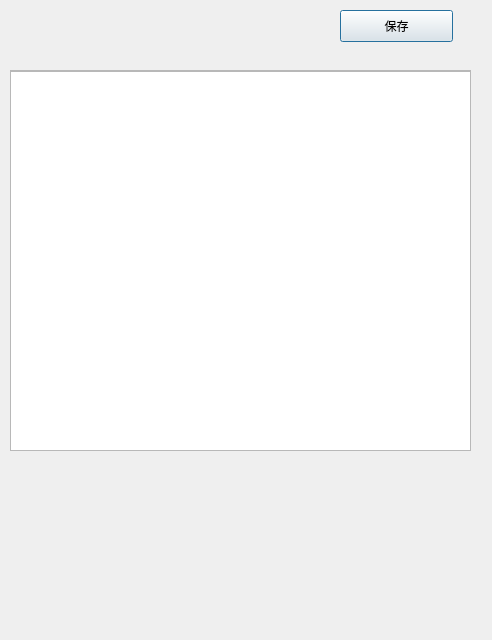
pfzsteven/EFGui, file submodel/simple/simple_design.ui: the form before one commit.
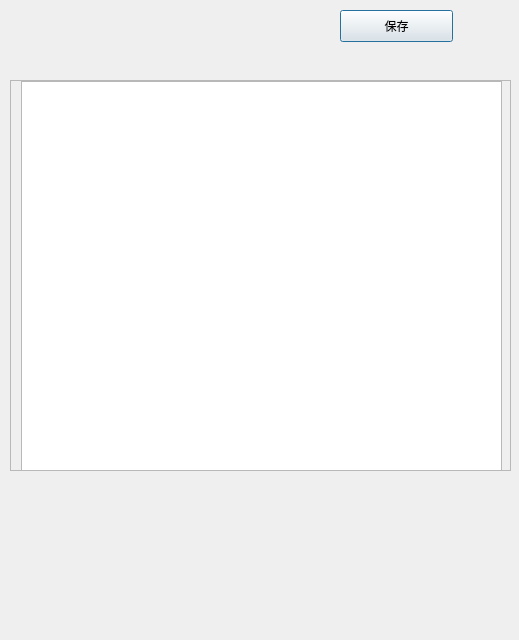
The form after the commit.

What changed in the file:
```diff
--- a/submodel/simple/simple_design.ui
+++ b/submodel/simple/simple_design.ui
@@ -6,7 +6,7 @@
    <rect>
     <x>0</x>
     <y>0</y>
-    <width>492</width>
+    <width>519</width>
     <height>640</height>
    </rect>
   </property>
@@ -30,9 +30,9 @@
    <property name="geometry">
     <rect>
      <x>10</x>
-     <y>70</y>
-     <width>461</width>
-     <height>381</height>
+     <y>80</y>
+     <width>501</width>
+     <height>391</height>
     </rect>
    </property>
    <property name="widgetResizable">
@@ -43,19 +43,22 @@
      <rect>
       <x>0</x>
       <y>0</y>
-      <width>459</width>
-      <height>379</height>
+      <width>499</width>
+      <height>389</height>
      </rect>
     </property>
     <widget class="QTextEdit" name="et_script">
      <property name="geometry">
       <rect>
-       <x>-10</x>
+       <x>10</x>
        <y>0</y>
-       <width>471</width>
-       <height>381</height>
+       <width>481</width>
+       <height>391</height>
       </rect>
      </property>
+     <property name="autoFillBackground">
+      <bool>true</bool>
+     </property>
      <property name="acceptRichText">
       <bool>false</bool>
      </property>
```
